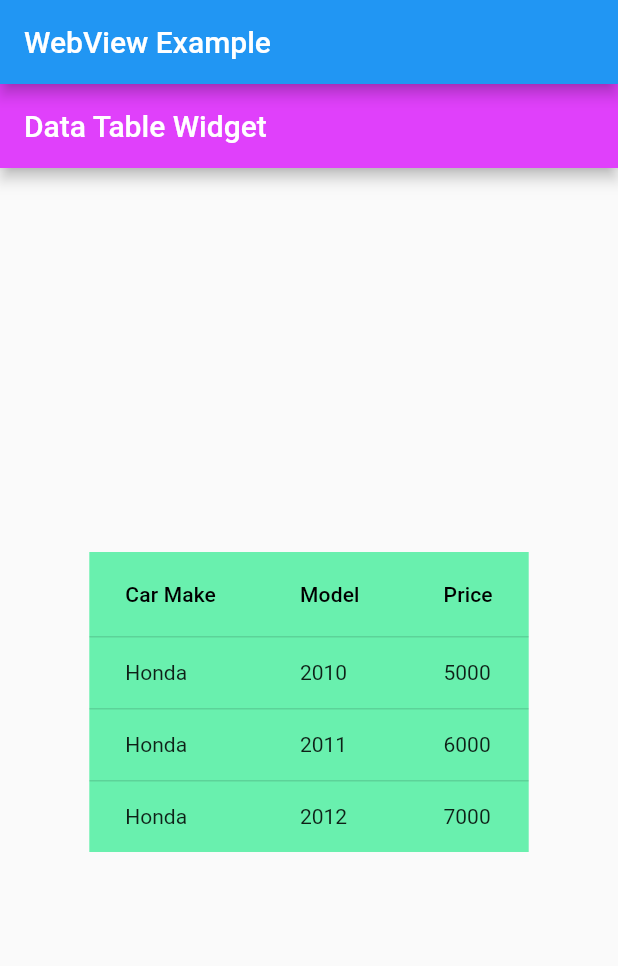
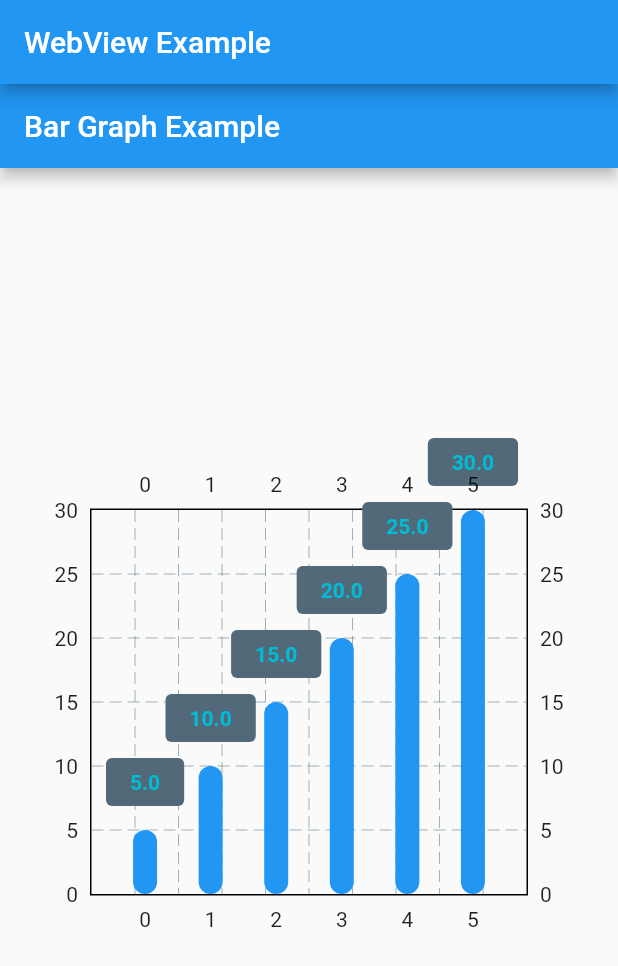
Before and after one commit to makansari7878/rr_widgets, a Flutter app: the screen it shows after launch, on a phone screen of 412 x 824 dp. Shown: the top 966 px of the screen. Run offline on Flutter 3.47's test engine with Material 2 defaults, Android fonts, the phone set to English and light mode, and no system bars; drawn by our look-alikes of fl_chart; our stand-ins replace webview_flutter; missing offline and left inert: grouped_buttons.

Commit message:
bar graph

```diff
--- /dev/null
+++ b/lib/GraphWidget.dart
@@ -0,0 +1,56 @@
+import 'package:flutter/material.dart';
+import 'package:fl_chart/fl_chart.dart';
+
+
+
+class BarGraphApp extends StatelessWidget {
+  @override
+  Widget build(BuildContext context) {
+    return MaterialApp(
+      title: 'Bar Graph Example',
+      home: BarGraphScreen(),
+    );
+  }
+}
+
+class BarGraphScreen extends StatelessWidget {
+  final List<double> data = [5, 10, 15, 20, 25, 30]; // Replace with your data values
+
+  @override
+  Widget build(BuildContext context) {
+    return Scaffold(
+      appBar: AppBar(
+        title: Text('Bar Graph Example'),
+      ),
+      body: Center(
+        child: Container(
+          height: 350,
+          padding: EdgeInsets.all(16),
+          child: BarChart(
+            BarChartData(
+              barGroups: data.asMap().map((index, value) => MapEntry(
+                index,
+                BarChartGroupData(
+                  showingTooltipIndicators:[0] ,
+                  x: index,
+                  barRods: [
+                    BarChartRodData(
+                      y: value,
+                      colors: [Colors.blue],
+                      width: 16,
+                    ),
+                  ],
+                ),
+              ))
+                  .values
+                  .toList(),
+              borderData: FlBorderData(show: true),
+              //titlesData: FlTitlesData(show: true),
+              //barTouchData: BarTouchData(enabled: true),
+            ),
+          ),
+        ),
+      ),
+    );
+  }
+}
--- a/lib/main.dart
+++ b/lib/main.dart
@@ -29,6 +29,7 @@ import 'package:webview_flutter/webview_flutter.dart';
 import 'DataTableWid.dart';
 
 import 'DropDown.dart';
+import 'GraphWidget.dart';
 
 void main() => runApp(MyApp());
 
@@ -40,7 +41,7 @@ class MyApp extends StatelessWidget {
         appBar: AppBar(
           title: Text('WebView Example'),
         ),
-        body: DataTableWid(),
+        body: BarGraphApp(),
       ),
     );
   }
--- a/pubspec.yaml
+++ b/pubspec.yaml
@@ -32,6 +32,7 @@ dependencies:
     sdk: flutter
   grouped_buttons: ^1.0.4
   webview_flutter: ^2.0.0
+  fl_chart: ^0.36.0
 
 
 
```
Also changed, not shown: pubspec.lock.
